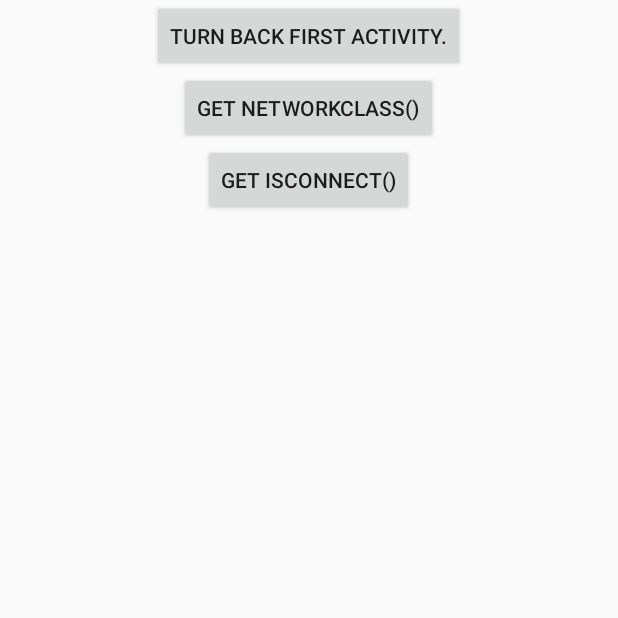
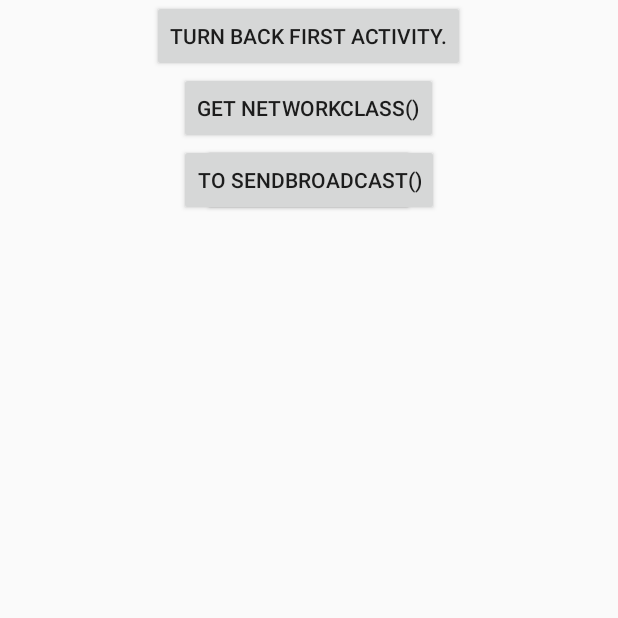
Before and after one commit to Yellow5A5/NougatNetworkTool, an Android app: the screen it shows after launch (BSampleActivity), after a tap on an icon or button, on a phone screen of 412 x 824 dp, the top half of it. Run offline under Robolectric (Android 15) with nearby library versions, the phone set to English and light mode, and no system bars.

Commit message:
Update:  Replace broadcast(because CONNECTIVITY_CHANGE is the system broadcast).

```diff
--- a/library/src/main/java/yellow5a5/nougatnetworktool/ActivityLifeAdapter.java
+++ b/library/src/main/java/yellow5a5/nougatnetworktool/ActivityLifeAdapter.java
@@ -6,6 +6,7 @@ import android.content.Context;
 import android.content.Intent;
 import android.net.ConnectivityManager;
 import android.net.NetworkInfo;
+import android.os.Build;
 import android.os.Bundle;
 import android.text.TextUtils;
 import android.util.Log;
@@ -32,11 +33,11 @@ public class ActivityLifeAdapter implements Application.ActivityLifecycleCallbac
     public void onActivityStarted(Activity activity) {
         Log.e(ActivityLifeAdapter.class.getName(), "onActivityStarted: " + activity.getClass().getSimpleName());
         NougatNetworkTool.isForegroundFlag++;
-        if (!TextUtils.isEmpty(mInitialState)){
+        if (Build.VERSION.SDK_INT > Build.VERSION_CODES.M && !TextUtils.isEmpty(mInitialState)){
             ConnectivityManager mConnectivityManager = (ConnectivityManager) mContext.getSystemService(Context.CONNECTIVITY_SERVICE);
             NetworkInfo mNetwork = mConnectivityManager.getActiveNetworkInfo();
             if (mNetwork != null && !mNetwork.getTypeName().equals(mInitialState)){
-                mContext.sendBroadcast(new Intent(ConnectivityManager.CONNECTIVITY_ACTION));
+                NougatNetworkTool.getInstance().recNetworkChangeBroadcast();
             }
         }
 
--- a/library/src/main/java/yellow5a5/nougatnetworktool/NougatNetworkTool.java
+++ b/library/src/main/java/yellow5a5/nougatnetworktool/NougatNetworkTool.java
@@ -32,7 +32,7 @@ public class NougatNetworkTool {
     private TelephonyManager mTelephonyManager;
     private List<NetworkListener> mListenerList = new LinkedList<>();
 
-    private int mNowNetworkType = -1;
+    private String mTypeName;
 
     public static NougatNetworkTool getInstance() {
         if (mInstance == null) {
@@ -101,7 +101,6 @@ public class NougatNetworkTool {
      * @return the tpye of network.
      */
     public int getNetworkTypeClass() {
-        //TODO add isConnected() to judge, return UNCONNECTED if get not.
         switch (mTelephonyManager.getNetworkType()) {
             case Constants.NETWORK_TYPE_GPRS:
             case Constants.NETWORK_TYPE_GSM:
@@ -146,60 +145,11 @@ public class NougatNetworkTool {
         }
     }
 
-//    class NetworkReceiver extends BroadcastReceiver {
-//        private static boolean firstConnect = true;
-//        @Override
-//        synchronized public void onReceive(Context context, Intent intent) {
-//
-//            if (mListenerList.isEmpty()) {
-//                return;
-//            }
-//            final ConnectivityManager connectivityManager = (ConnectivityManager) context.getSystemService(Context.CONNECTIVITY_SERVICE);
-//            final NetworkInfo activeNetInfo = connectivityManager.getActiveNetworkInfo();
-//            if (activeNetInfo != null) {
-//                if(firstConnect) {
-//                    // do subroutines here
-//                    firstConnect = false;
-//                }
-//            }
-//            else {
-//                firstConnect= true;
-//            }
-//
-//
-//            int mTempNetworkType = getNetworkTypeClass(mTelephonyManager.getNetworkType());
-//            boolean tempIsConnect = !intent.getBooleanExtra(ConnectivityManager.EXTRA_NO_CONNECTIVITY, false);
-//
-//            Log.e(NetworkReceiver.class.getName(), "============Test 1 ============= ");
-//            if (mConnectivityManager.getActiveNetworkInfo() != null) {
-//                Log.e(NetworkReceiver.class.getName(), "onReceive: " + mConnectivityManager.getActiveNetworkInfo().toString());
-//            }
-//            Log.e(NetworkReceiver.class.getName(), "============Test 2 ============= ");
-//            if (tempIsConnect != isConnect) {
-//                isConnect = tempIsConnect;
-//                if (isConnect) {
-//                    for (int i = 0; i < mListenerList.size(); i++) {
-//                        mListenerList.get(i).onConnect(mTempNetworkType);
-//                    }
-//                } else {
-//                    for (int i = 0; i < mListenerList.size(); i++) {
-//                        mListenerList.get(i).onNoConnect();
-//                    }
-//                }
-//            }
-//        }
-//    }
-
-    private String mTypeName;
-
-    public class NetworkReceiver extends BroadcastReceiver {
-
-        @Override
-        public void onReceive(Context context, Intent intent) {
+    public void recNetworkChangeBroadcast(){
         if (mListenerList.isEmpty()) {
             return;
         }
-            mConnectivityManager = (ConnectivityManager) context.getSystemService(Context.CONNECTIVITY_SERVICE);
+        mConnectivityManager = (ConnectivityManager) mContext.getSystemService(Context.CONNECTIVITY_SERVICE);
         final NetworkInfo activeNetInfo = mConnectivityManager.getActiveNetworkInfo();
         if (activeNetInfo != null) {
             if (!activeNetInfo.getTypeName().equals(mTypeName)) {
@@ -211,5 +161,13 @@ public class NougatNetworkTool {
             mTypeName = "";
         }
     }
+
+
+    public class NetworkReceiver extends BroadcastReceiver {
+
+        @Override
+        public void onReceive(Context context, Intent intent) {
+            recNetworkChangeBroadcast();
         }
     }
+}
--- a/sample/src/main/java/yellow5a5/sample/BSampleActivity.java
+++ b/sample/src/main/java/yellow5a5/sample/BSampleActivity.java
@@ -1,7 +1,10 @@
 package yellow5a5.sample;
 
 import android.app.Activity;
+import android.content.Intent;
+import android.net.ConnectivityManager;
 import android.os.Bundle;
+import android.support.v4.net.ConnectivityManagerCompat;
 import android.util.Log;
 import android.view.View;
 import android.widget.Button;
@@ -18,6 +21,7 @@ public class BSampleActivity extends Activity {
     private Button mTurnBackBtn;
     private Button mGetNetTypeBtn;
     private Button mGetIsConnect;
+    private Button mSendBroadcast;
 
     @Override
     protected void onCreate(Bundle savedInstanceState) {
@@ -26,6 +30,7 @@ public class BSampleActivity extends Activity {
         this.mTurnBackBtn = (Button) findViewById(R.id.btn_turn_back);
         this.mGetNetTypeBtn = (Button) findViewById(R.id.btn_get_network_type);
         this.mGetIsConnect = (Button) findViewById(R.id.btn_get_is_connect);
+        this.mSendBroadcast = (Button) findViewById(R.id.btn_send_broadcast);
 
         mTurnBackBtn.setOnClickListener(new View.OnClickListener() {
             @Override
@@ -47,5 +52,12 @@ public class BSampleActivity extends Activity {
                 Log.e(BSampleActivity.class.getName(), "mGetIsConnect: " + NougatNetworkTool.getInstance().isNetworkAvailable());
             }
         });
+
+        mSendBroadcast.setOnClickListener(new View.OnClickListener() {
+            @Override
+            public void onClick(View v) {
+
+            }
+        });
     }
 }
--- a/sample/src/main/res/layout/activity_sample_b.xml
+++ b/sample/src/main/res/layout/activity_sample_b.xml
@@ -25,4 +25,13 @@
         android:layout_width="wrap_content"
         android:layout_height="wrap_content"
         android:text="Get IsConnect()"/>
+
+    <Button
+        android:id="@+id/btn_send_broadcast"
+        android:layout_below="@id/btn_get_network_type"
+        android:layout_centerHorizontal="true"
+        android:layout_width="wrap_content"
+        android:layout_height="wrap_content"
+        android:text="To SendBroadcast()"/>
+
 </RelativeLayout>
```
Lines whose indentation alone changed are shown as unchanged.
